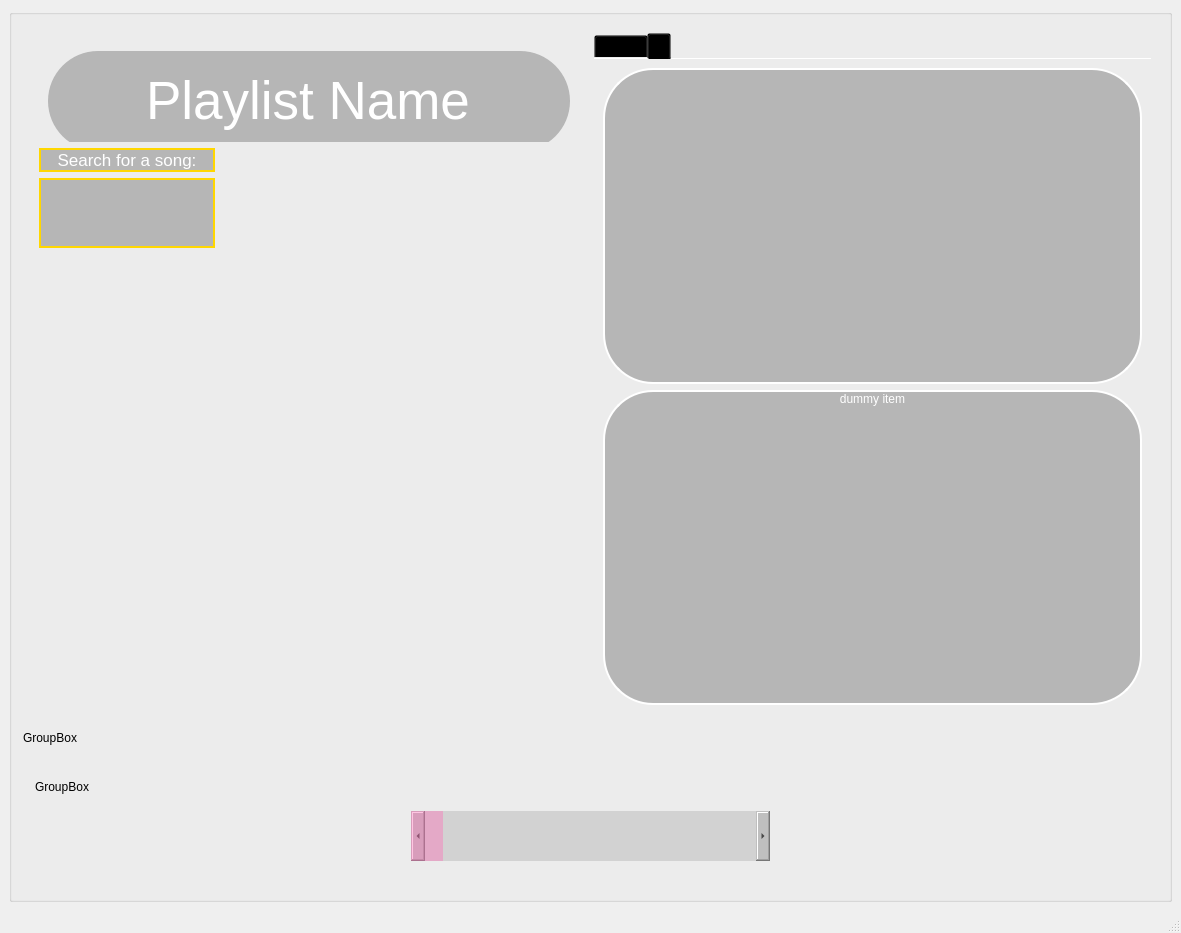
This is ui/user_playlist_page/user_playlist.ui in incremen/CyberMusicStreaming as Qt 5 draws it before an edit. The edited form follows.
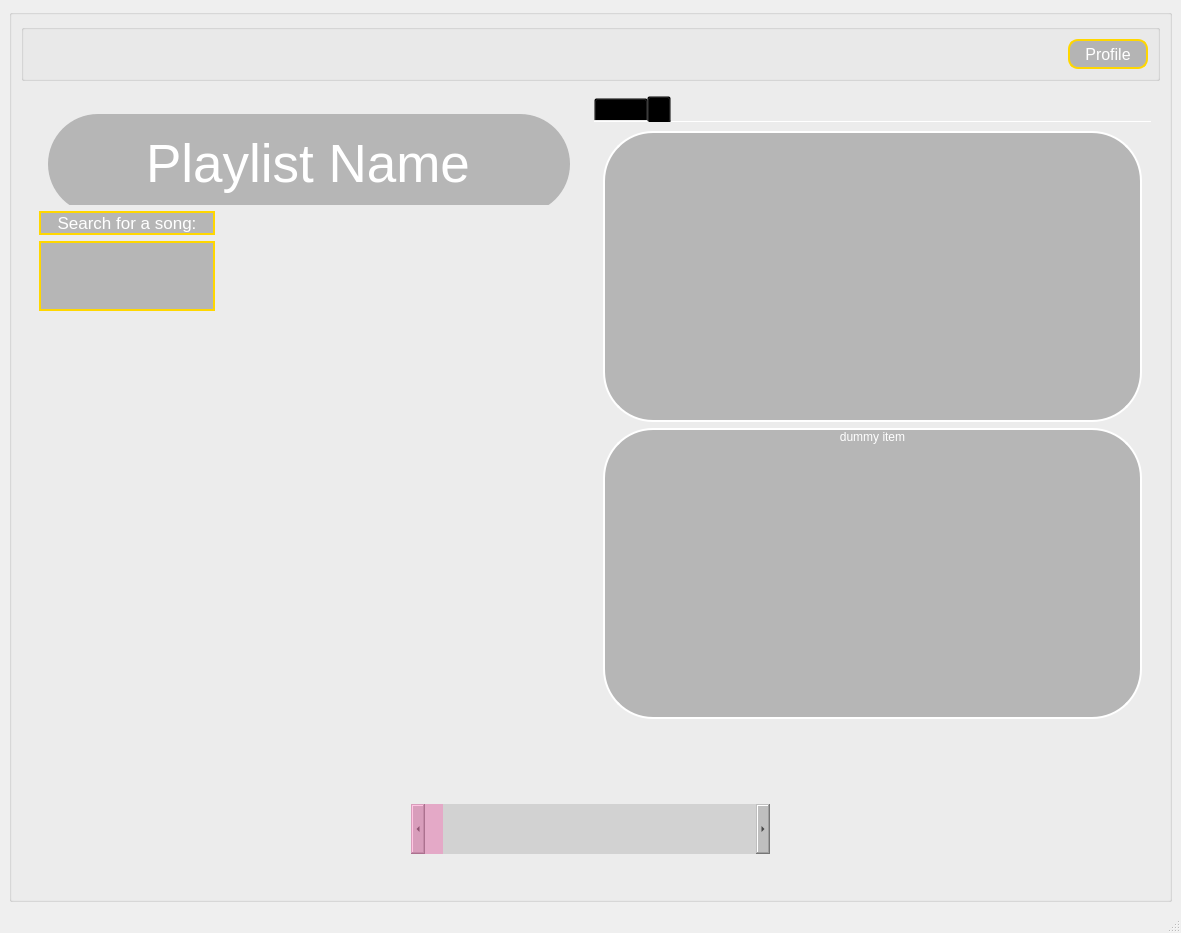
This is the edited form. Icons and pictures are not drawn.

Commit message: added profile_btn

What changed in the file:
```diff
--- a/ui/user_playlist_page/user_playlist.ui
+++ b/ui/user_playlist_page/user_playlist.ui
@@ -27,7 +27,67 @@
       <property name="title">
        <string/>
       </property>
+      <property name="flat">
+       <bool>true</bool>
+      </property>
       <layout class="QVBoxLayout" name="verticalLayout_3">
+       <item>
+        <widget class="QGroupBox" name="groupBox_2">
+         <property name="minimumSize">
+          <size>
+           <width>0</width>
+           <height>30</height>
+          </size>
+         </property>
+         <property name="title">
+          <string/>
+         </property>
+         <property name="flat">
+          <bool>true</bool>
+         </property>
+         <layout class="QHBoxLayout" name="horizontalLayout_6">
+          <item>
+           <spacer name="horizontalSpacer">
+            <property name="orientation">
+             <enum>Qt::Horizontal</enum>
+            </property>
+            <property name="sizeHint" stdset="0">
+             <size>
+              <width>40</width>
+              <height>20</height>
+             </size>
+            </property>
+           </spacer>
+          </item>
+          <item>
+           <widget class="QPushButton" name="profile_btn">
+            <property name="minimumSize">
+             <size>
+              <width>80</width>
+              <height>30</height>
+             </size>
+            </property>
+            <property name="font">
+             <font>
+              <pointsize>12</pointsize>
+             </font>
+            </property>
+            <property name="styleSheet">
+             <string notr="true"> border: 2px solid gold;
+ background-color: rgba(128, 128, 128, 128);
+color: white;
+border-radius:10px;
+
+</string>
+            </property>
+            <property name="text">
+             <string>Profile</string>
+            </property>
+           </widget>
+          </item>
+         </layout>
+        </widget>
+       </item>
        <item>
         <widget class="QGroupBox" name="big_box">
          <property name="styleSheet">
@@ -392,7 +452,7 @@
 }</string>
          </property>
          <property name="title">
-          <string>GroupBox</string>
+          <string/>
          </property>
          <property name="flat">
           <bool>true</bool>
@@ -429,7 +489,7 @@
 border: none;}</string>
             </property>
             <property name="title">
-             <string>GroupBox</string>
+             <string/>
             </property>
             <property name="flat">
              <bool>true</bool>
```
The commit also changes 1 other file.
